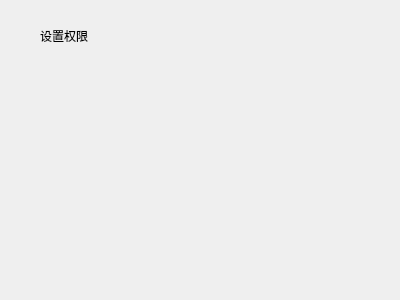
Before: the Qt Designer form setpermissions.ui in kangwenyun/batch_acquisition_system_qt_before, drawn with Qt 5.
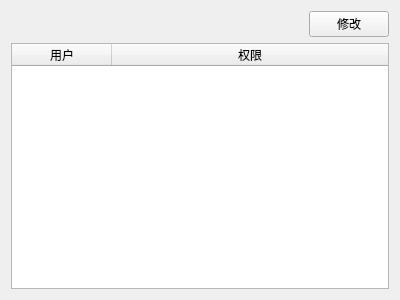
After: the same form once the commit is applied.

The edit to the form file:
```diff
--- a/setpermissions.ui
+++ b/setpermissions.ui
@@ -13,19 +13,67 @@
   <property name="windowTitle">
    <string>Form</string>
   </property>
-  <widget class="QLabel" name="label">
-   <property name="geometry">
-    <rect>
-     <x>40</x>
-     <y>30</y>
-     <width>54</width>
-     <height>12</height>
-    </rect>
-   </property>
-   <property name="text">
-    <string>设置权限</string>
-   </property>
-  </widget>
+  <property name="styleSheet">
+   <string notr="true"/>
+  </property>
+  <layout class="QVBoxLayout" name="verticalLayout">
+   <item>
+    <layout class="QHBoxLayout" name="horizontalLayout">
+     <item>
+      <spacer name="horizontalSpacer">
+       <property name="orientation">
+        <enum>Qt::Horizontal</enum>
+       </property>
+       <property name="sizeHint" stdset="0">
+        <size>
+         <width>40</width>
+         <height>20</height>
+        </size>
+       </property>
+      </spacer>
+     </item>
+     <item>
+      <widget class="QPushButton" name="change_button">
+       <property name="text">
+        <string>修改</string>
+       </property>
+      </widget>
+     </item>
+    </layout>
+   </item>
+   <item>
+    <widget class="QTableWidget" name="tableWidget">
+     <property name="minimumSize">
+      <size>
+       <width>300</width>
+       <height>200</height>
+      </size>
+     </property>
+     <property name="editTriggers">
+      <set>QAbstractItemView::NoEditTriggers</set>
+     </property>
+     <property name="selectionMode">
+      <enum>QAbstractItemView::SingleSelection</enum>
+     </property>
+     <property name="selectionBehavior">
+      <enum>QAbstractItemView::SelectRows</enum>
+     </property>
+     <attribute name="horizontalHeaderStretchLastSection">
+      <bool>true</bool>
+     </attribute>
+     <column>
+      <property name="text">
+       <string>用户</string>
+      </property>
+     </column>
+     <column>
+      <property name="text">
+       <string>权限</string>
+      </property>
+     </column>
+    </widget>
+   </item>
+  </layout>
  </widget>
  <resources/>
  <connections/>
```
